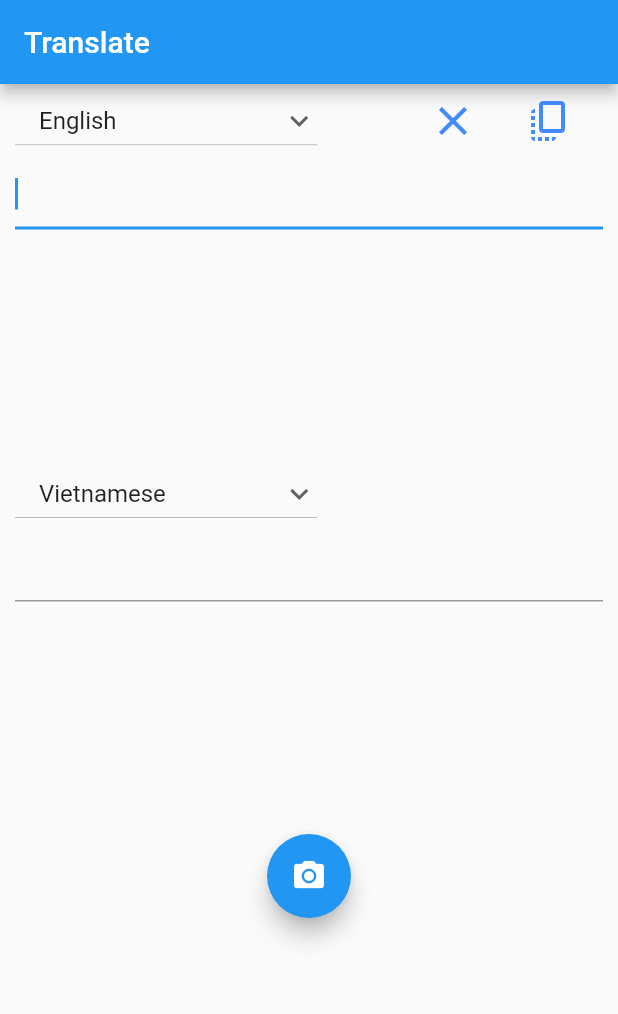
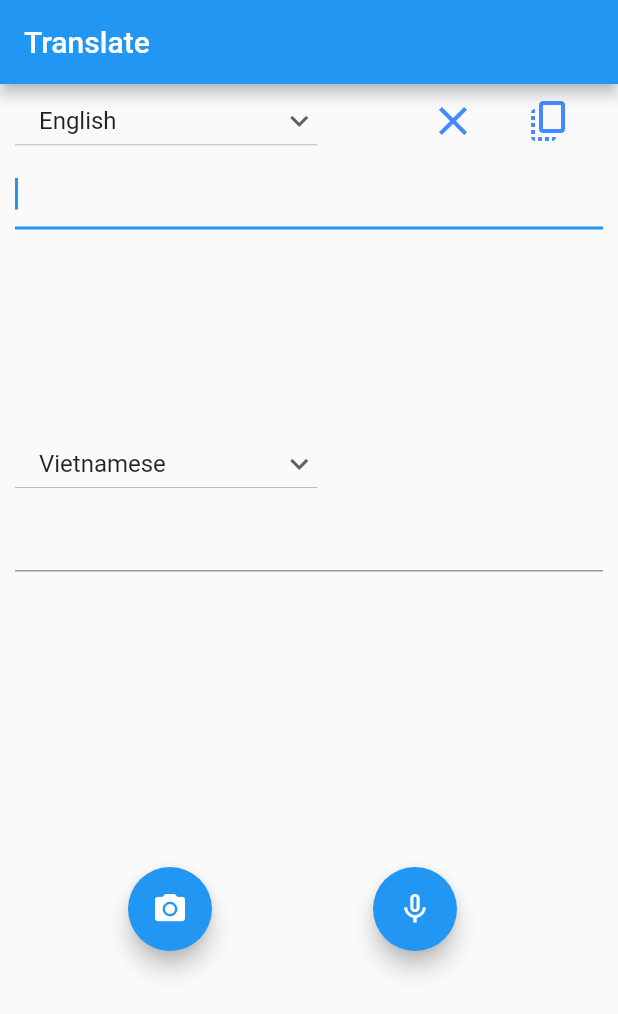
Before and after one commit to thichuong/MobileAppTranslate, a Flutter app: the screen it shows after launch, on a phone screen of 412 x 824 dp. Shown: the top 1014 px of the screen. Run offline on Flutter 3.47's test engine with Material 2 defaults, Android fonts, the phone set to English and light mode, and no system bars; drawn by our look-alikes of avatar_glow, dropdown_button2; our stand-ins replace speech_to_text; missing offline and left inert: flutter_mobile_vision_2, translator.

Commit message:
speech to text

```diff
--- /dev/null
+++ b/lib/Pages/HomeScreen/Component/Button/CameraButton.dart
@@ -0,0 +1,35 @@
+import 'package:flutter/material.dart';
+import '/Translation/Translation.dart';
+import 'package:dropdown_button2/dropdown_button2.dart';
+
+import '/Translation/language.dart';
+
+class CameraButton extends StatelessWidget {
+  const CameraButton({this.onPressed});
+  final VoidCallback? onPressed;
+
+  Future<Null> _startScan() async {
+    String temp = '';
+  }
+
+
+  @override
+  Widget build(BuildContext context) {
+    Color colorButton = Colors.blueAccent;
+    FloatingActionButton SpeechActionButton = new FloatingActionButton(
+      onPressed: onPressed,
+      tooltip: 'Increment',
+      child: Icon(Icons.camera_alt),
+    );
+
+    return Column(
+      children: <Widget>[
+        new Container(
+          child:
+            SpeechActionButton,
+          alignment: Alignment.center,
+        ),
+      ],
+    );
+  }
+}
--- a/lib/Pages/HomeScreen/Component/InputField.dart
+++ b/lib/Pages/HomeScreen/Component/Button/InputField.dart
@@ -36,7 +36,7 @@ class InputField extends StatelessWidget {
           ),
           padding: const EdgeInsets.all(0.0),
           alignment: Alignment.topLeft,
-          height: 200,
+          height: 180,
         ),
       ],
     );
--- /dev/null
+++ b/lib/Pages/HomeScreen/Component/Button/SpeechButton.dart
@@ -0,0 +1,45 @@
+import 'package:flutter/material.dart';
+import 'package:avatar_glow/avatar_glow.dart';
+import '/Translation/Translation.dart';
+import 'package:dropdown_button2/dropdown_button2.dart';
+
+import '/Translation/language.dart';
+
+class SpeechButton extends StatelessWidget {
+  SpeechButton({this.onPressedSpeedButton, this.isListening});
+  final VoidCallback? onPressedSpeedButton;
+  final bool? isListening;
+
+  @override
+  Widget build(BuildContext context) {
+    Color colorButton = Colors.blueAccent;
+    AvatarGlow avatarGlow = new AvatarGlow(
+      animate: isListening!,
+      glowColor: Theme.of(context).primaryColor,
+      endRadius: 50.0,
+      duration: const Duration(milliseconds: 2000),
+      repeatPauseDuration: const Duration(milliseconds: 100),
+      repeat: true,
+      child: FloatingActionButton(
+        onPressed: onPressedSpeedButton,
+        child: Icon(isListening! ? Icons.mic : Icons.mic_none),
+      ),
+    );
+    return Column(
+      children: <Widget>[
+        new Container(
+          child:
+          new Row(
+            mainAxisAlignment: MainAxisAlignment.spaceBetween,
+            mainAxisSize: MainAxisSize.max,
+            crossAxisAlignment: CrossAxisAlignment.center,
+            children: <Widget>[
+              avatarGlow,
+            ],
+          ),
+          alignment: Alignment.center,
+        ),
+      ],
+    );
+  }
+}
--- a/lib/Pages/HomeScreen/Component/TranslateOutText.dart
+++ b/lib/Pages/HomeScreen/Component/Button/TranslateOutText.dart
@@ -37,7 +37,7 @@ class TranslateOutText extends StatelessWidget {
           ),
           padding: const EdgeInsets.all(0.0),
           alignment: Alignment.topLeft,
-          height: 200,
+          height: 180,
         ),
       ],
     );
--- a/lib/Pages/HomeScreen/Component/GroupButton.dart
+++ b/lib/Pages/HomeScreen/Component/GroupButton.dart
@@ -2,7 +2,7 @@ import 'package:flutter/material.dart';
 import '/Translation/Translation.dart';
 import 'package:dropdown_button2/dropdown_button2.dart';
 
-import '/Pages/HomeScreen/Component/Dropdown_button_language.dart';
+import 'Button/Dropdown_button_language.dart';
 import '/Translation/language.dart';
 
 class GroupButton extends StatelessWidget {
--- a/lib/Pages/HomeScreen/Component/TranslateForm.dart
+++ b/lib/Pages/HomeScreen/Component/TranslateForm.dart
@@ -2,9 +2,9 @@ import 'package:flutter/material.dart';
 import '/Translation/Translation.dart';
 import 'package:flutter/services.dart';
 
-import '/Pages/HomeScreen/Component/InputField.dart';
-import '/Pages/HomeScreen/Component/TranslateOutText.dart';
-import '/Pages/HomeScreen/Component/Dropdown_button_language.dart';
+import 'Button/InputField.dart';
+import 'Button/TranslateOutText.dart';
+import 'Button/Dropdown_button_language.dart';
 import '/Pages/HomeScreen/Component/GroupButton.dart';
 
 
--- a/lib/Pages/HomeScreen/HomeScreen.dart
+++ b/lib/Pages/HomeScreen/HomeScreen.dart
@@ -2,7 +2,9 @@ import 'package:flutter/material.dart';
 
 import '/Pages/HomeScreen/Component/TranslateForm.dart';
 import 'package:flutter_mobile_vision_2/flutter_mobile_vision_2.dart';
-
+import 'package:speech_to_text/speech_to_text.dart';
+import '/Pages/HomeScreen/Component/Button/SpeechButton.dart';
+import '/Pages/HomeScreen/Component/Button/CameraButton.dart';
 
 class MyHomePage extends StatefulWidget {
   const MyHomePage({Key? key, required this.title}) : super(key: key);
@@ -17,6 +19,9 @@ class _MyHomePageState extends State<MyHomePage> {
 
   final TextEditingController InputTextController = TextEditingController();
   bool isInitilized = false;
+  SpeechToText _speech = SpeechToText();
+  bool _isListening = false;
+
   @override
   void initState() {
     FlutterMobileVision.start().then((value) {
@@ -36,7 +41,6 @@ class _MyHomePageState extends State<MyHomePage> {
     List<OcrText> list = [];
     String temp = '';
     try {
-
       list = await FlutterMobileVision.read(
         waitTap: true,
         fps: 1,
@@ -59,6 +63,28 @@ class _MyHomePageState extends State<MyHomePage> {
     });
   }
 
+  void _listen() async {
+    if (!_isListening) {
+      String text_temp = InputTextController.text;
+      bool available = await _speech.initialize(
+        onStatus: (val) => print('onStatus: $val'),
+        onError: (val) => print('onError: $val'),
+        finalTimeout : Duration(milliseconds: 5000),
+      );
+      if (available) {
+        setState(() => _isListening = true);
+        _speech.listen(
+          onResult: (val) => setState(() {
+            InputTextController.text = text_temp + val.recognizedWords;
+          }),
+        );
+        print(available);
+      }
+    } else {
+      setState(() => _isListening = false);
+      _speech.stop();
+    }
+  }
 
   @override
   Widget build(BuildContext context) {
@@ -74,10 +100,17 @@ class _MyHomePageState extends State<MyHomePage> {
           mainAxisAlignment: MainAxisAlignment.start,
           children: <Widget>[
             new TranslateForm(InputTextController: InputTextController , ),
-            new FloatingActionButton(
-              onPressed: _startScan,
-              tooltip: 'Increment',
-              child: Icon(Icons.camera_alt),
+            Row(
+              mainAxisAlignment: MainAxisAlignment.spaceEvenly,
+              mainAxisSize: MainAxisSize.max,
+              crossAxisAlignment: CrossAxisAlignment.center,
+              children: <Widget>[
+                new CameraButton(onPressed: _startScan),
+                new SpeechButton(
+                    onPressedSpeedButton: _listen,
+                    isListening: _isListening,
+                ),
+              ],
             ),
           ],
         ),
--- a/pubspec.yaml
+++ b/pubspec.yaml
@@ -37,6 +37,8 @@ dependencies:
   flutter_translate: ^4.0.3
   dropdown_button2: ^1.8.9
   flutter_mobile_vision_2: ^0.1.13
+  speech_to_text: ^6.1.0
+  avatar_glow: ^2.0.2
 dev_dependencies:
   flutter_test:
     sdk: flutter
```
Also changed, not shown: lib/Pages/HomeScreen/Component/Button/Dropdown_button_language.dart (renamed from lib/Pages/HomeScreen/Component/Dropdown_button_language.dart), pubspec.lock, 2 other files.
